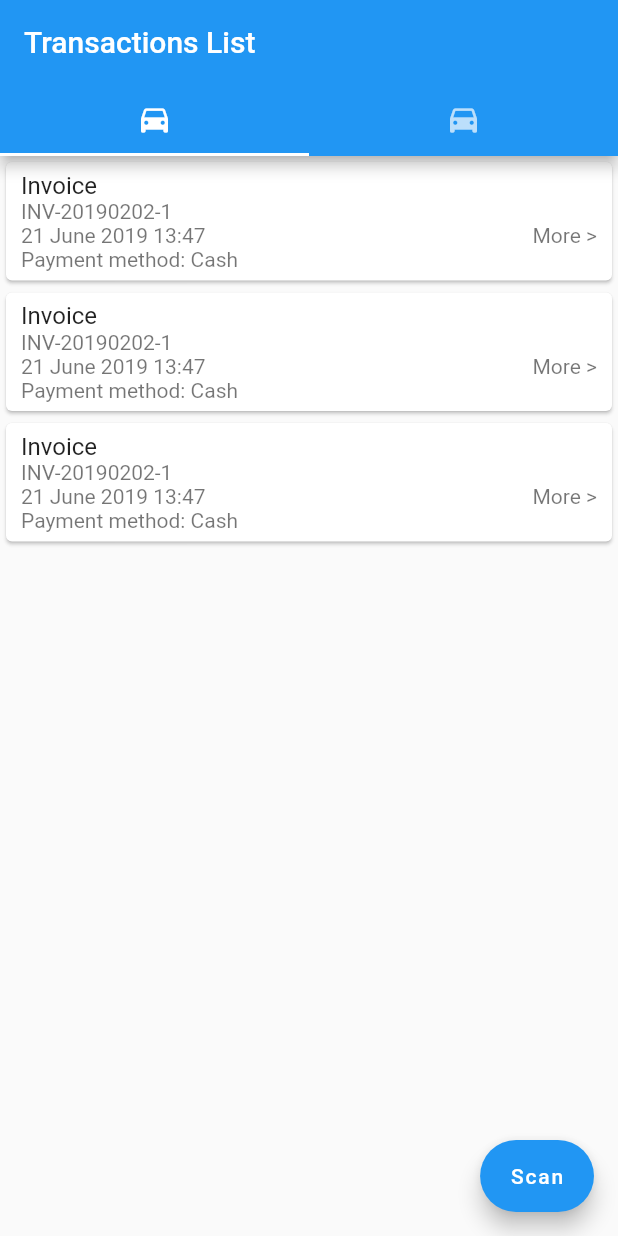
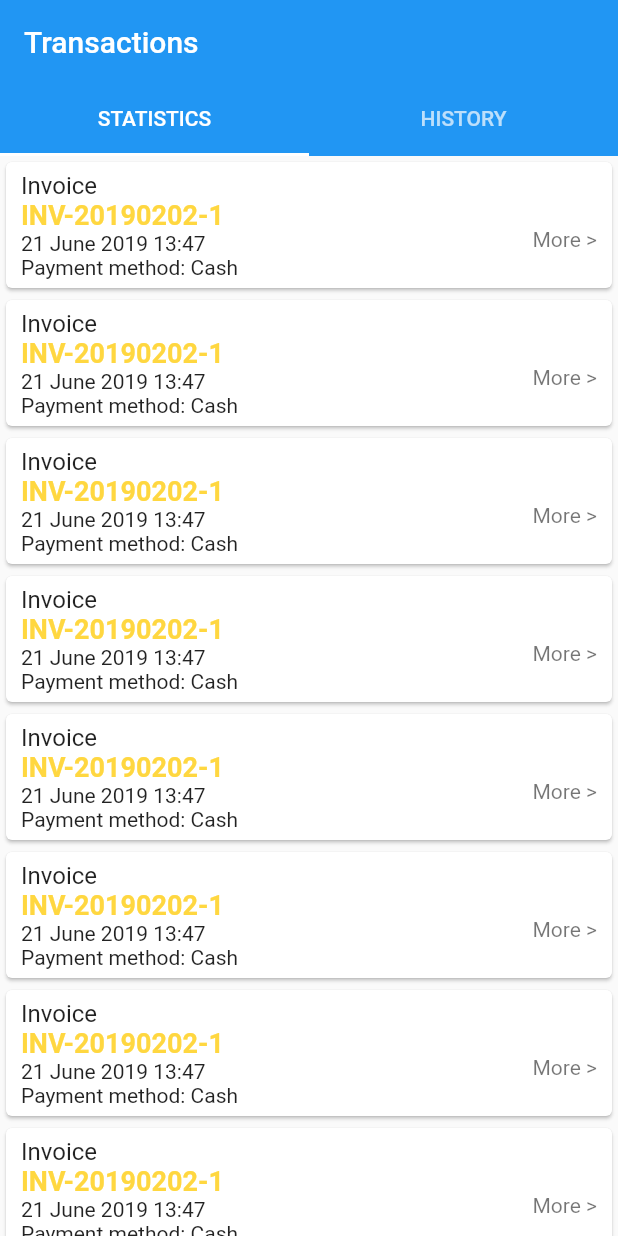
Before and after one commit to kevinyou77/checker-belanjayukid-mobile-flutter, a Flutter app: the screen it shows after launch, on a phone screen of 412 x 824 dp. Run offline on Flutter 3.47's test engine with Material 2 defaults, Android fonts, the phone set to English and light mode, and no system bars; our stand-ins replace bloc, equatable, flutter_bloc, graphql_flutter.

Commit message:
Changed from Appbar to SliverAppBar

```diff
--- a/lib/ui/home/home.dart
+++ b/lib/ui/home/home.dart
@@ -3,40 +3,80 @@ import 'package:belanjayuk_mobile_flutter/ui/transactions/transactions_list.dart
 import 'package:flutter/material.dart';
 import 'package:flutter_bloc/flutter_bloc.dart';
 
-class Home extends StatelessWidget {
-  const Home({Key key}) : super(key: key);
+class Home extends StatefulWidget {
+  Home({Key key}) : super(key: key);
+
+  _HomeState createState() => _HomeState();
+}
+
+class _HomeState extends State<Home> with SingleTickerProviderStateMixin {
+  TabController _tabController;
+
+  @override
+  void initState() {
+    super.initState();
+    _tabController = new TabController(vsync: this, length: 2);
+  }
+
+  @override
+  void dispose() {
+    super.dispose();
+    _tabController.dispose();
+  }
 
   @override
   Widget build(BuildContext context) {
     return DefaultTabController(
       length: 2,
+      initialIndex: 0,
       child: Scaffold(
-        appBar: AppBar(
-          title: Text("Transactions List"),
-          bottom: TabBar(
-            tabs: <Widget>[
-              Tab(icon: Icon(Icons.directions_car)),
-              Tab(icon: Icon(Icons.directions_car)),
+        body: NestedScrollView(
+          headerSliverBuilder: (BuildContext context, bool innerBoxIsScrolled) {
+            return <Widget>[
+              new SliverAppBar(
+                title: new Text("Transactions"),
+                pinned: true,
+                floating: true,
+                forceElevated: innerBoxIsScrolled,
+                bottom: new TabBar(
+                  tabs: <Tab>[
+                    new Tab(text: "STATISTICS"),
+                    new Tab(text: "HISTORY"),
                   ],
+                  controller: _tabController,
                 ),
-        ),
-        body: TabBarView(
-          children: [
+              )
+            ];
+          },
+          body: new TabBarView(
+            children: <Widget>[
               BlocProvider(
                 builder: (context) => TransactionsListBloc(),
-              child: TransactionsList()
+                child: new TransactionsList()
               ),
-            Icon(Icons.directions_transit),
+              new TransactionsList(),
             ],
+            controller: _tabController,
           ),
-        floatingActionButton: FloatingActionButton.extended(
-          onPressed: () => {},
-          label: Text("Scan"),
-        ),
+
+        // floatingActionButton: FloatingActionButton.extended(
+        //   onPressed: () => {},
+        //   label: Text("Scan"),
+        // ),
+      )
     )
   );
 }
 }
+// TabBarView(
+//           children: [
+//             BlocProvider(
+//               builder: (context) => TransactionsListBloc(),
+//               child: TransactionsList()
+//             ),
+//             Icon(Icons.directions_transit),
+//           ],
+//         ),
 
 // BlocProvider(
           // builder: (context) => TransactionsListBloc(),
--- a/lib/ui/transactions/transactions_detail.dart
+++ b/lib/ui/transactions/transactions_detail.dart
@@ -10,7 +10,10 @@ class TransactionDetail extends StatelessWidget {
         title: Text("Transaction Detail"),
       ),
       body: Container(
-        child: Text("Hehe"),
+        child: Text(
+          "Hehe",
+          style: TextStyle(fontWeight: FontWeight.bold),
+        ),
       ),
     );
   }
--- a/lib/ui/transactions/transactions_list.dart
+++ b/lib/ui/transactions/transactions_list.dart
@@ -3,7 +3,7 @@ import 'package:flutter/material.dart';
 import 'package:flutter_bloc/flutter_bloc.dart';
 
 class TransactionsList extends StatelessWidget {
-  final List<String> items = ["Items", "Two", "Three"];
+  final List<String> items = ["Items", "Two", "Three", "1", "xcertif", "adsf", "abcd", "efghijkl"];
 
   TransactionsList({Key key}) : super(key: key);
 
@@ -40,9 +40,26 @@ class TransactionsList extends StatelessWidget {
             child: Column(
               crossAxisAlignment: CrossAxisAlignment.start,
               children: <Widget>[
-                Text("INV-20190202-1"),
-                Text("21 June 2019 13:47"),
-                Text("Payment method: Cash")
+                Text(
+                  "INV-20190202-1",
+                   style: TextStyle(
+                     fontWeight: FontWeight.bold,
+                     color: Colors.amberAccent,
+                     fontSize: 18,
+                    ),
+                ),
+                Text(
+                  "21 June 2019 13:47",
+                  style: TextStyle(
+                    color: Colors.black87,
+                  ),
+                ),
+                Text(
+                  "Payment method: Cash",
+                  style: TextStyle(
+                    color: Colors.black87,
+                  ),
+                )
               ],
             ),
           ),
```
Lines whose indentation alone changed are shown as unchanged.
